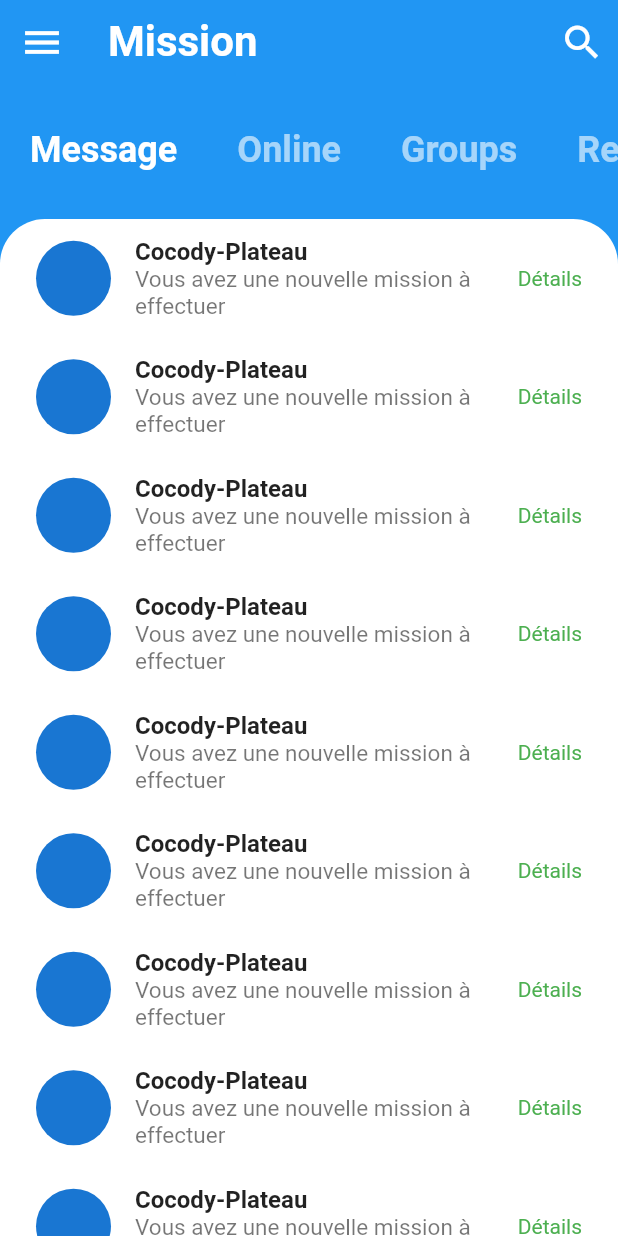
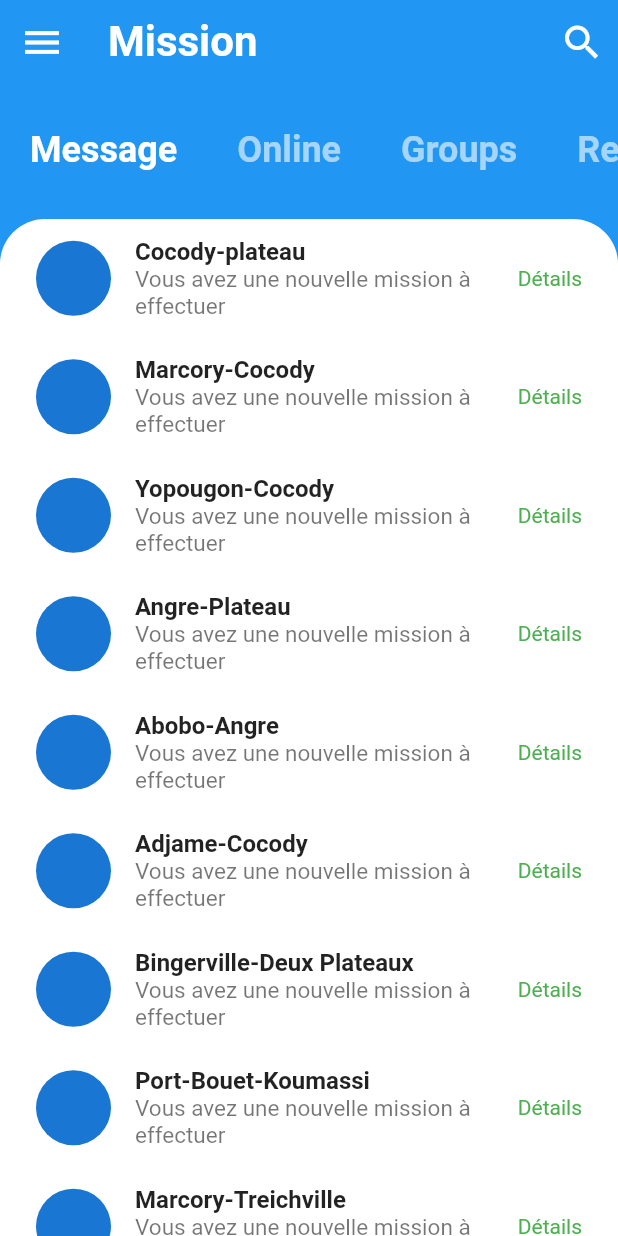
Before and after one commit to timite12345/Driver_app_V, a Flutter app: the Mission screen opened directly, on a phone screen of 412 x 824 dp. Run offline on Flutter 3.47's test engine with Material 2 defaults, Android fonts, the phone set to English and light mode, and no system bars; our stand-ins replace firebase_auth, firebase_core, firebase_messaging, fluttertoast, font_awesome_flutter, google_fonts and 3 more; missing offline and left inert: flutter_google_places_hoc081098, google_api_headers, google_maps_webservice; accounts and stored records are empty.

Commit message:
first commit

```diff
--- a/Driver_app-main/lib/CustomCard.dart
+++ b/Driver_app-main/lib/CustomCard.dart
@@ -1,10 +1,13 @@
+// ignore_for_file: public_member_api_docs, sort_constructors_first
 import 'package:flutter/material.dart';
 
 class CustomCard extends StatelessWidget {
   const CustomCard({
-    required String titre,
-  });
+    Key? key,
+    required this.titre,
+  }) : super(key: key);
 
+  final String titre;
   @override
   Widget build(BuildContext context) {
     return Container(
@@ -19,12 +22,12 @@ class CustomCard extends StatelessWidget {
       //     )),
       child: TextButton(
         onPressed: () {},
-        child: const ListTile(
+        child: ListTile(
           leading: CircleAvatar(
             radius: 25,
           ),
           title: Text(
-            'Cocody-Plateau',
+            titre,
             style: TextStyle(fontSize: 16, fontWeight: FontWeight.bold),
           ),
           subtitle: Text(
```
